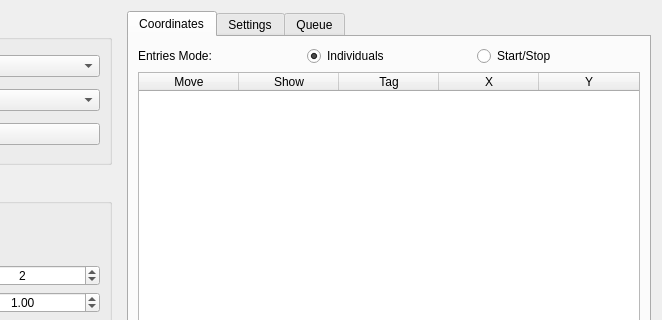
Before: the Qt Designer form bec_widgets/examples/motor_movement/motor_controller.ui in bec-project/bec_widgets, drawn with Qt 5; both pictures show x 747 to 1409 and y 0 to 320 of the 1409 by 748 pixel window.
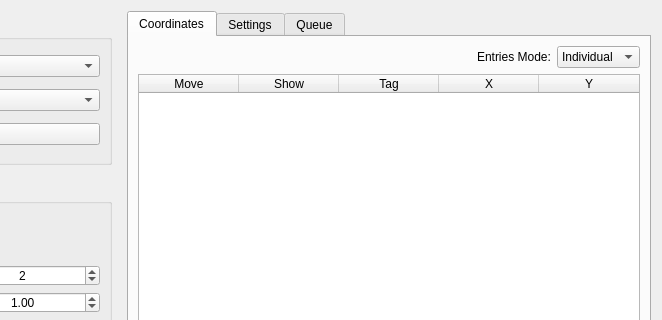
After: the same form once the commit is applied. Custom widgets are drawn as their Qt base class.

Commit message: feat: comboBox to switch between entries mode

```diff
--- a/bec_widgets/examples/motor_movement/motor_controller.ui
+++ b/bec_widgets/examples/motor_movement/motor_controller.ui
@@ -508,6 +508,19 @@
       <layout class="QVBoxLayout" name="verticalLayout_3">
        <item>
         <layout class="QHBoxLayout" name="horizontalLayout_3">
+         <item>
+          <spacer name="horizontalSpacer_3">
+           <property name="orientation">
+            <enum>Qt::Horizontal</enum>
+           </property>
+           <property name="sizeHint" stdset="0">
+            <size>
+             <width>40</width>
+             <height>20</height>
+            </size>
+           </property>
+          </spacer>
+         </item>
          <item>
           <widget class="QLabel" name="label">
            <property name="text">
@@ -516,20 +529,17 @@
           </widget>
          </item>
          <item>
-          <widget class="QRadioButton" name="radioButton_individual">
+          <widget class="QComboBox" name="comboBox_mode">
+           <item>
            <property name="text">
-            <string>Individuals</string>
-           </property>
-           <property name="checked">
-            <bool>true</bool>
-           </property>
-          </widget>
+             <string>Individual</string>
+            </property>
          </item>
          <item>
-          <widget class="QRadioButton" name="radioButton_start_stop">
            <property name="text">
             <string>Start/Stop</string>
            </property>
+           </item>
           </widget>
          </item>
         </layout>
```
Lines whose indentation alone changed are shown as unchanged. The commit also changes 1 other file.
